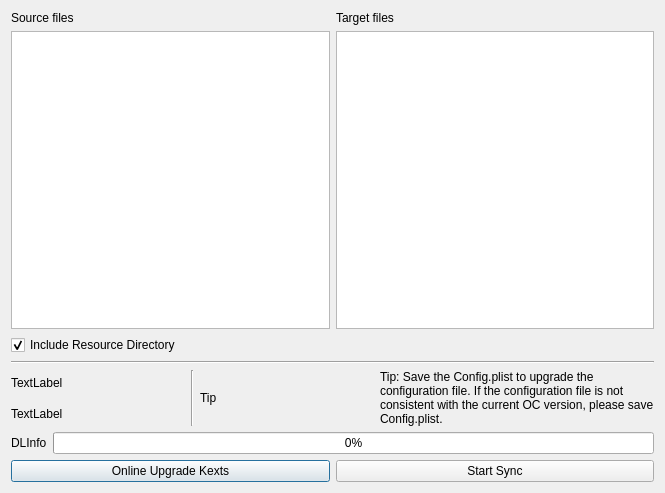
This is syncocdialog.ui in ic005k/OCAuxiliaryTools as Qt 5 draws it before an edit. The edited form follows.
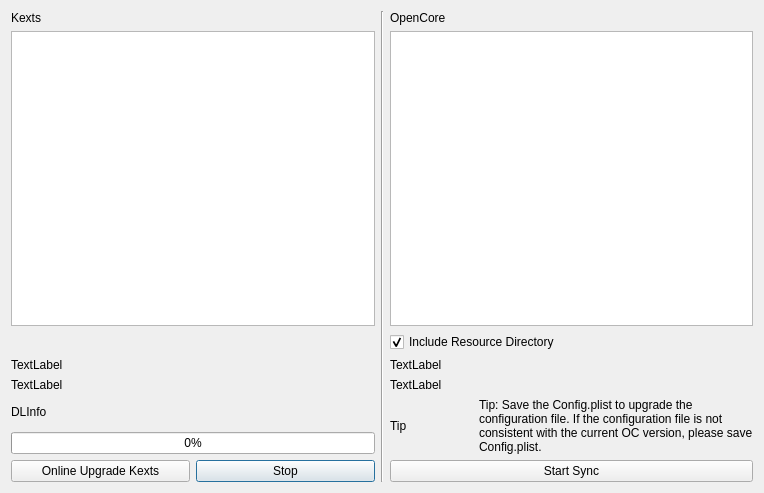
This is the edited form.

Patch:
```diff
--- a/syncocdialog.ui
+++ b/syncocdialog.ui
@@ -6,31 +6,17 @@
    <rect>
     <x>0</x>
     <y>0</y>
-    <width>665</width>
+    <width>764</width>
     <height>493</height>
    </rect>
   </property>
   <property name="windowTitle">
    <string>Sync OC</string>
   </property>
-  <layout class="QGridLayout" name="gridLayout_6">
+  <layout class="QGridLayout" name="gridLayout_9">
    <item row="0" column="0">
-    <layout class="QGridLayout" name="gridLayout_3">
+    <layout class="QGridLayout" name="gridLayout_7">
      <item row="1" column="0">
-      <widget class="QLabel" name="lblSource">
-       <property name="text">
-        <string>Source files</string>
-       </property>
-      </widget>
-     </item>
-     <item row="1" column="1">
-      <widget class="QLabel" name="lblTarget">
-       <property name="text">
-        <string>Target files</string>
-       </property>
-      </widget>
-     </item>
-     <item row="2" column="0">
       <widget class="QListWidget" name="listSource">
        <property name="minimumSize">
         <size>
@@ -61,7 +47,25 @@
        </property>
       </widget>
      </item>
-     <item row="2" column="1">
+     <item row="0" column="0">
+      <widget class="QLabel" name="lblSource">
+       <property name="text">
+        <string>Kexts</string>
+       </property>
+      </widget>
+     </item>
+    </layout>
+   </item>
+   <item row="0" column="1" rowspan="5">
+    <widget class="Line" name="line">
+     <property name="orientation">
+      <enum>Qt::Vertical</enum>
+     </property>
+    </widget>
+   </item>
+   <item row="0" column="2">
+    <layout class="QGridLayout" name="gridLayout_8">
+     <item row="1" column="0">
       <widget class="QListWidget" name="listTarget">
        <property name="minimumSize">
         <size>
@@ -80,9 +84,16 @@
        </property>
       </widget>
      </item>
+     <item row="0" column="0">
+      <widget class="QLabel" name="lblTarget">
+       <property name="text">
+        <string>OpenCore</string>
+       </property>
+      </widget>
+     </item>
     </layout>
    </item>
-   <item row="1" column="0">
+   <item row="1" column="2">
     <widget class="QCheckBox" name="chkIncludeResource">
      <property name="text">
       <string>Include Resource Directory</string>
@@ -93,33 +104,7 @@
     </widget>
    </item>
    <item row="2" column="0">
-    <widget class="Line" name="line">
-     <property name="orientation">
-      <enum>Qt::Horizontal</enum>
-     </property>
-    </widget>
-   </item>
-   <item row="3" column="0">
-    <layout class="QGridLayout" name="gridLayout_2">
-     <item row="1" column="3">
-      <widget class="QLabel" name="label_2">
-       <property name="text">
-        <string>Tip: Save the Config.plist to upgrade the configuration file. If the configuration file is not consistent with the current OC version, please save Config.plist.</string>
-       </property>
-       <property name="wordWrap">
-        <bool>true</bool>
-       </property>
-      </widget>
-     </item>
-     <item row="1" column="0">
-      <layout class="QGridLayout" name="gridLayout">
-       <item row="2" column="0">
-        <widget class="QLabel" name="lblTargetLastModi">
-         <property name="text">
-          <string>TextLabel</string>
-         </property>
-        </widget>
-       </item>
+    <layout class="QGridLayout" name="gridLayout_4">
        <item row="0" column="0">
         <widget class="QLabel" name="lblSourceLastModi">
          <property name="text">
@@ -127,25 +112,34 @@
          </property>
         </widget>
        </item>
-      </layout>
-     </item>
-     <item row="1" column="2">
-      <widget class="QLabel" name="label">
+     <item row="1" column="0">
+      <widget class="QLabel" name="lblTargetLastModi">
+       <property name="text">
+        <string>TextLabel</string>
+       </property>
+      </widget>
+     </item>
+    </layout>
+   </item>
+   <item row="2" column="2">
+    <layout class="QGridLayout" name="gridLayout_6">
+     <item row="2" column="0">
+      <widget class="QLabel" name="lblTargetLastModi_2">
        <property name="text">
-        <string>Tip</string>
+        <string>TextLabel</string>
        </property>
       </widget>
      </item>
-     <item row="1" column="1">
-      <widget class="Line" name="line_2">
-       <property name="orientation">
-        <enum>Qt::Vertical</enum>
+     <item row="1" column="0">
+      <widget class="QLabel" name="lblSourceLastModi_2">
+       <property name="text">
+        <string>TextLabel</string>
        </property>
       </widget>
      </item>
     </layout>
    </item>
-   <item row="4" column="0">
+   <item row="3" column="0">
     <layout class="QGridLayout" name="gridLayout_5">
      <item row="0" column="0">
       <widget class="QLabel" name="labelShowDLInfo">
@@ -154,7 +148,7 @@
        </property>
       </widget>
      </item>
-     <item row="0" column="1">
+     <item row="1" column="0">
       <widget class="QProgressBar" name="progressBarKext">
        <property name="minimumSize">
         <size>
@@ -175,8 +169,36 @@
      </item>
     </layout>
    </item>
-   <item row="5" column="0">
-    <layout class="QGridLayout" name="gridLayout_4">
+   <item row="3" column="2">
+    <layout class="QGridLayout" name="gridLayout">
+     <item row="0" column="1">
+      <widget class="QLabel" name="label_2">
+       <property name="text">
+        <string>Tip: Save the Config.plist to upgrade the configuration file. If the configuration file is not consistent with the current OC version, please save Config.plist.</string>
+       </property>
+       <property name="wordWrap">
+        <bool>true</bool>
+       </property>
+      </widget>
+     </item>
+     <item row="0" column="0">
+      <widget class="QLabel" name="label">
+       <property name="text">
+        <string>Tip</string>
+       </property>
+      </widget>
+     </item>
+    </layout>
+   </item>
+   <item row="4" column="0">
+    <layout class="QGridLayout" name="gridLayout_2">
+     <item row="0" column="1">
+      <widget class="QPushButton" name="btnStop">
+       <property name="text">
+        <string>Stop</string>
+       </property>
+      </widget>
+     </item>
      <item row="0" column="0">
       <widget class="QPushButton" name="btnUpKexts">
        <property name="text">
@@ -184,7 +206,11 @@
        </property>
       </widget>
      </item>
-     <item row="0" column="1">
+    </layout>
+   </item>
+   <item row="4" column="2">
+    <layout class="QGridLayout" name="gridLayout_3">
+     <item row="0" column="0">
       <widget class="QPushButton" name="btnStartSync">
        <property name="text">
         <string>Start Sync</string>
```
Lines whose indentation alone changed are shown as unchanged.
